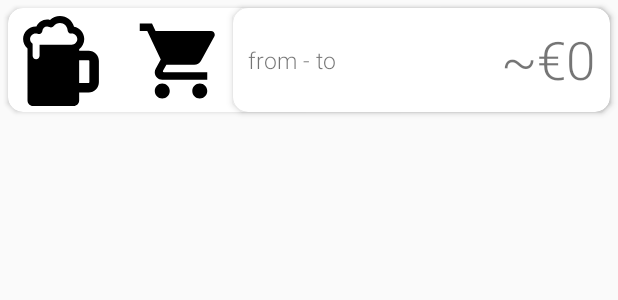
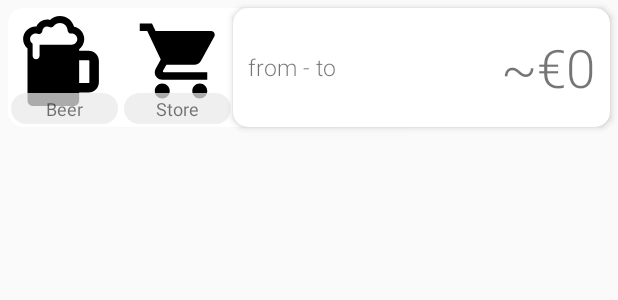
Before and after one commit to samuelfahrngruber/wibb, an Android app: the layout offer_card.xml on its own in the app's theme, with its tools: preview values and no code run, on a phone screen of 412 x 824 dp. Shown: the top 300 px of the screen. Run offline under Robolectric (Android 15) with nearby library versions, the phone set to English and light mode, and no system bars; network calls fail.

Commit message:
added pill with beer and store names

```diff
--- a/wibb-android/app/src/main/java/com/spogss/wibb/AddOfferActivity.kt
+++ b/wibb-android/app/src/main/java/com/spogss/wibb/AddOfferActivity.kt
@@ -136,6 +136,8 @@ class AddOfferActivity : AppCompatActivity() {
         offer.beer = b
         val v = findViewById<View>(R.id.incl_cardView_currentOffer)
         val img = v.findViewById<ImageView>(R.id.offer_card_beer_img)
+        val txt = v.findViewById<TextView>(R.id.textView_offerCard_beer)
+        txt.text = b.name
         Glide.with(this)
             .load(URLUnifier.unifyImgUrl(b.icon))
             .into(img)
@@ -153,6 +155,8 @@ class AddOfferActivity : AppCompatActivity() {
         offer.store = s
         val v = findViewById<View>(R.id.incl_cardView_currentOffer)
         val img = v.findViewById<ImageView>(R.id.offer_card_store_img)
+        val txt = v.findViewById<TextView>(R.id.textView_offerCard_store)
+        txt.text = s.name
         Glide.with(this)
             .load(URLUnifier.unifyImgUrl(s.icon))
             .into(img)
--- a/wibb-android/app/src/main/java/com/spogss/wibb/ui/OfferCardRecyclerViewAdapter.kt
+++ b/wibb-android/app/src/main/java/com/spogss/wibb/ui/OfferCardRecyclerViewAdapter.kt
@@ -44,11 +44,13 @@ class OfferCardRecyclerViewAdapter(private val context: Context, private var dat
             .into(holder.brandImageV)
         holder.brandImageC.setBackgroundColor(Color.parseColor(o.beer!!.iconBg))
         holder.brandImageV.setBackgroundColor(Color.parseColor(o.beer!!.iconBg))
+        holder.brandTextV.text = o.beer!!.name
 
         Glide.with(context)
             .load(URLUnifier.unifyImgUrl(o.store!!.icon))
             .into(holder.storeImageV)
         holder.storeImageV.setBackgroundColor(Color.parseColor(o.store!!.iconBg))
+        holder.storeTextV.text = o.store!!.name
 
         val gd = GradientDrawable(GradientDrawable.Orientation.LEFT_RIGHT,
             intArrayOf(Color.parseColor(o.beer!!.iconBg), Color.parseColor(o.store!!.iconBg)))
@@ -157,8 +159,10 @@ class OfferCardRecyclerViewAdapter(private val context: Context, private var dat
         var gradientImageV: ImageView = itemView.findViewById(R.id.offer_card_gradient)
         var offerCardV: CardView = itemView.findViewById(R.id.offer_card)
         var dateTextV: TextView = itemView.findViewById(R.id.offer_card_date_txt)
-        var brandImageC: FrameLayout = itemView.findViewById(R.id.offer_card_beer_img_container);
+        var brandImageC: FrameLayout = itemView.findViewById(R.id.offer_card_beer_img_container)
         var menuImageB: ImageButton = itemView.findViewById(R.id.offer_card_menu_btn)
+        var brandTextV: TextView = itemView.findViewById(R.id.textView_offerCard_beer)
+        var storeTextV: TextView = itemView.findViewById(R.id.textView_offerCard_store)
     }
 
 }
--- /dev/null
+++ b/wibb-android/app/src/main/res/drawable/pill_background.xml
@@ -0,0 +1,8 @@
+<?xml version="1.0" encoding="utf-8"?>
+<shape xmlns:android="http://schemas.android.com/apk/res/android"
+    android:shape="rectangle">
+
+    <corners android:radius="1000dp" />
+
+    <solid android:color="#BBE9E9E9" />
+</shape>
--- a/wibb-android/app/src/main/res/layout/offer_card.xml
+++ b/wibb-android/app/src/main/res/layout/offer_card.xml
@@ -2,7 +2,7 @@
 <FrameLayout xmlns:android="http://schemas.android.com/apk/res/android"
     xmlns:app="http://schemas.android.com/apk/res-auto"
     android:layout_width="match_parent"
-    android:layout_height="80dp">
+    android:layout_height="90dp">
 
 
     <androidx.cardview.widget.CardView
@@ -14,6 +14,10 @@
         android:layout_marginEnd="6dp"
         app:cardCornerRadius="10dp"
         android:id="@+id/offer_card">
+
+        <FrameLayout
+            android:layout_width="match_parent"
+            android:layout_height="match_parent">
 
 
             <LinearLayout
@@ -34,10 +38,11 @@
                         android:scaleType="fitCenter"
                         android:src="@drawable/ic_beer_black_24dp"
                         android:layout_marginTop="5dp"
-                    android:layout_marginLeft="5dp"
+                        android:layout_marginStart="5dp"
                         android:layout_marginBottom="5dp">
 
                     </ImageView>
+
                 </FrameLayout>
 
                 <ImageView
@@ -45,6 +50,10 @@
                     android:layout_width="20dp"
                     android:layout_height="80dp">
                 </ImageView>
+
+                <FrameLayout
+                    android:layout_width="65dp"
+                    android:layout_height="80dp">
 
                     <ImageView
                         android:id="@+id/offer_card_store_img"
@@ -57,8 +66,46 @@
                         android:src="@drawable/ic_shopping_cart_black_24dp">
                     </ImageView>
 
+                </FrameLayout>
+
 
             </LinearLayout>
+
+            <LinearLayout
+                android:layout_width="match_parent"
+                android:layout_height="match_parent"
+                android:orientation="horizontal"
+                android:gravity="bottom|start"
+                android:baselineAligned="false">
+
+                    <TextView
+                        android:id="@+id/textView_offerCard_beer"
+                        android:layout_width="71dp"
+                        android:layout_height="wrap_content"
+                        android:text="@string/beer"
+                        android:textSize="12sp"
+                        android:gravity="center"
+                        android:background="@drawable/pill_background"
+                        android:layout_margin="2dp"
+                        android:padding="2dp">
+
+                    </TextView>
+
+                    <TextView
+                        android:id="@+id/textView_offerCard_store"
+                        android:layout_width="71dp"
+                        android:layout_height="wrap_content"
+                        android:text="@string/store"
+                        android:textSize="12sp"
+                        android:gravity="center"
+                        android:background="@drawable/pill_background"
+                        android:layout_margin="2dp"
+                        android:padding="2dp">
+                    </TextView>
+
+            </LinearLayout>
+
+        </FrameLayout>
 
     </androidx.cardview.widget.CardView>
 
--- a/wibb-android/app/src/main/res/values/strings.xml
+++ b/wibb-android/app/src/main/res/values/strings.xml
@@ -1,5 +1,8 @@
 <resources>
     <string name="app_name">Wibb</string>
+
+    <string name="beer">Beer</string>
+    <string name="store">Store</string>
 
     <string name="default_heading_addoffer">TASK</string>
 
@@ -55,4 +58,10 @@
     <string name="menuOffer_report_offer">Report Offer</string>
     <string name="offer_card_date_default">from - to</string>
     <string name="offer_card_datestr_format">from %s.\nto %s.</string>
+
+    <string name="settings_header_favourites">Favourites</string>
+    <string name="settings_item_beerFavourites">Edit Beer Favourites</string>
+    <string name="settings_description_beerFavourites">The app will only show beers and offers marked as favourite.</string>
+    <string name="settings_header_storeFavourites">Edit Store Favourites</string>
+    <string name="settings_description_storeFavourites">The app will only show stores and offers marked as favourite.</string>
 </resources>
```
Also changed, not shown: wibb-android/app/src/main/res/xml/root_preferences.xml (+5 -5 lines), 1 other file. Lines whose indentation alone changed are shown as unchanged.
